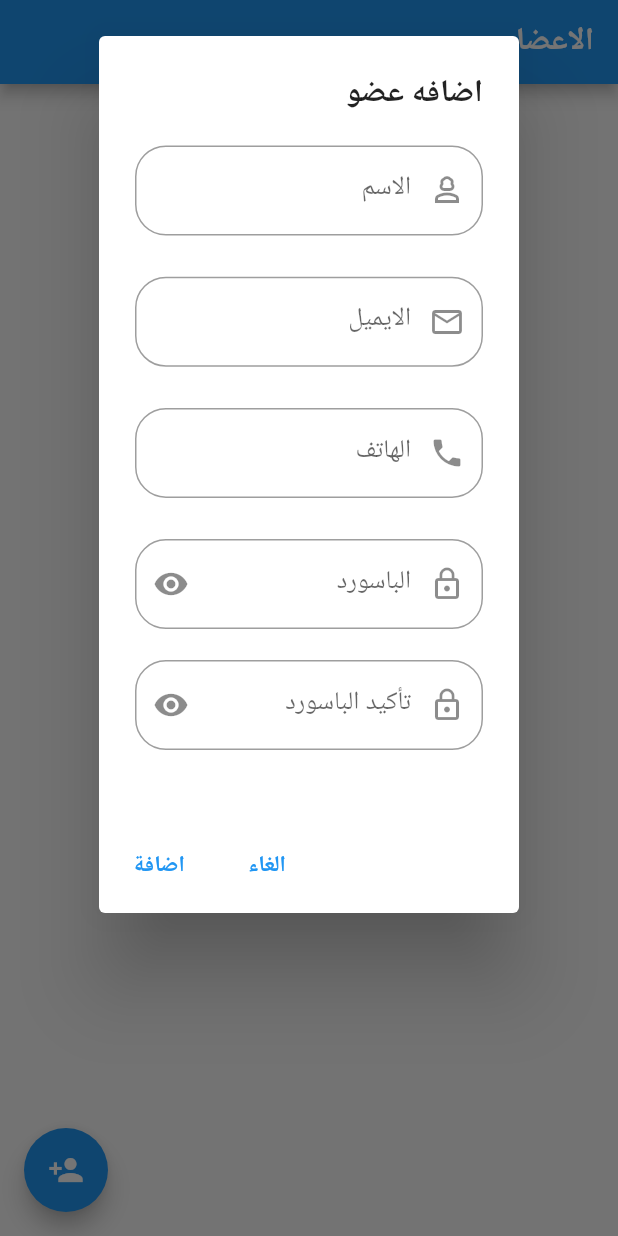
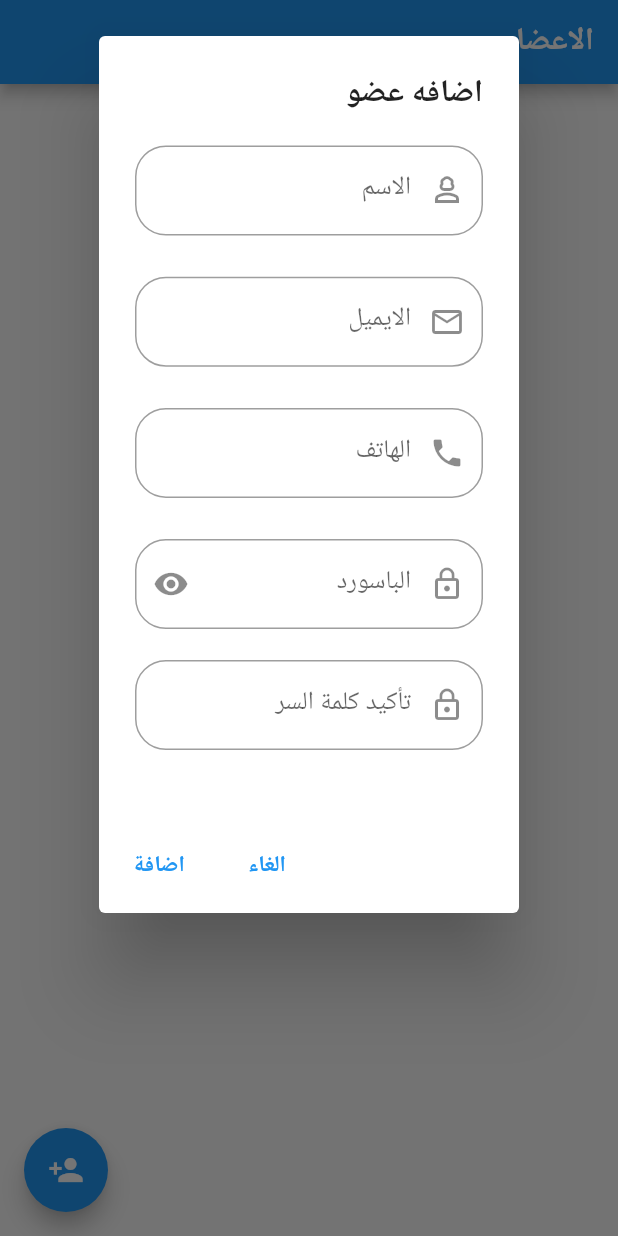
Before and after one commit to Takwed/albaraka-management-, a Flutter app: the StaffScreen screen opened directly, after a tap on the "person add" icon, on a phone screen of 412 x 824 dp. Run offline on Flutter 3.47's test engine with Material 2 defaults, Android fonts, the light colour scheme and no system bars; our stand-ins replace bloc, cloud_firestore, contained_tab_bar_view, dartz, equatable, firebase_auth and 9 more; missing offline and left inert: clipboard, date_time, firebase_auth_platform_interface, firebase_core_platform_interface; accounts and stored records are empty; project files that could hold a hidden picture were left out.

Commit message:
handle_Icon_pass

```diff
--- a/lib/src/modules/staff/presentation_layer/bloc/staff_bloc.dart
+++ b/lib/src/modules/staff/presentation_layer/bloc/staff_bloc.dart
@@ -25,18 +25,10 @@ class StaffBloc extends Bloc<StaffEvent, StaffState> {
   bool currentVisibility = false;
   IconData currentSuffix = Icons.visibility;
   TextInputType type = TextInputType.visiblePassword;
-  bool confirmCurrentVisibility = false;
-  IconData confirmCurrentSuffix = Icons.visibility;
-  TextInputType confirmType = TextInputType.visiblePassword;
   void changeVisibilityVoid() {
     currentVisibility = !currentVisibility;
     currentSuffix = !currentVisibility ? Icons.visibility : Icons.visibility_off;
     type = !currentVisibility ? TextInputType.text : TextInputType.visiblePassword;
-  }
-  void confirmChangeVisibilityVoid() {
-    confirmCurrentVisibility = !confirmCurrentVisibility;
-    confirmCurrentSuffix = !confirmCurrentVisibility ? Icons.visibility : Icons.visibility_off;
-    confirmType = !confirmCurrentVisibility ? TextInputType.text : TextInputType.visiblePassword;
   }
   StaffBloc(StaffInitial staffInitial) : super(StaffInitial()) {
     on<StaffEvent>((event, emit) async{
@@ -49,10 +41,6 @@ class StaffBloc extends Bloc<StaffEvent, StaffState> {
         changeVisibilityVoid();
         emit(ChangeVisibilityStaffState(isVisible: currentVisibility));
       }
-      else if (event is ConfirmChangeVisibilityEvent) {
-        confirmChangeVisibilityVoid();
-        emit(ConfirmChangeVisibilityStaffState(isVisible: confirmCurrentVisibility));
-      }
       else if (event is AddMemberEvent) {
         final result = await addMemberWithEmailAndPassUseCase(sl()).excute(
             email: event.email, password: event.password, name: event.name, phone: event.phone);
@@ -60,7 +48,7 @@ class StaffBloc extends Bloc<StaffEvent, StaffState> {
         result.fold((l) {
           errorToast(msg: l.message!);
         }, (r)  {
-          defaultToast(msg: "Account Created Successfully");
+          defaultToast(msg: "تم إنشاء حساب بنجاح");
           emit(AddMemberSuccessfulStaffState());
         });
       }
@@ -69,7 +57,7 @@ class StaffBloc extends Bloc<StaffEvent, StaffState> {
        result.fold((l){
          errorToast(msg: l.message!);
        } , (r) {
-         defaultToast(msg: "Account Deleted Successfully");
+         defaultToast(msg: "تم حذف ${event.name} بنجاح ");
          emit(DeleteMemberState(email: event.email,password: event.email));
        });
       }
--- a/lib/src/modules/staff/presentation_layer/bloc/staff_event.dart
+++ b/lib/src/modules/staff/presentation_layer/bloc/staff_event.dart
@@ -17,12 +17,6 @@ class ChangeVisibilityEvent extends StaffEvent {
   @override
   List<Object?> get props => [];
 }
-class ConfirmChangeVisibilityEvent extends StaffEvent {
-  const ConfirmChangeVisibilityEvent();
-  @override
-  List<Object?> get props => [];
-}
-
 class GetAllStaffEvent extends StaffEvent {
 
   const GetAllStaffEvent();
@@ -44,9 +38,10 @@ class AddMemberEvent extends StaffEvent {
 
 class DeleteMemberEvent extends StaffEvent {
   final String email;
+  final String name;
   final String password;
 
-  const DeleteMemberEvent({required this.email,required this.password});
+  const DeleteMemberEvent({required this.email,required this.password,required this.name});
   @override
-  List<Object?> get props => [email,password];
+  List<Object?> get props => [email,password,name];
 }
--- a/lib/src/modules/staff/presentation_layer/bloc/staff_state.dart
+++ b/lib/src/modules/staff/presentation_layer/bloc/staff_state.dart
@@ -41,14 +41,7 @@ class ChangeVisibilityStaffState extends StaffState {
   @override
   List<Object> get props => [isVisible];
 }
-class ConfirmChangeVisibilityStaffState extends StaffState {
-  final bool isVisible;
 
-  const ConfirmChangeVisibilityStaffState({required this.isVisible});
-
-  @override
-  List<Object> get props => [isVisible];
-}
 class GetAllStaffSuccessfulState extends StaffState {
   List<MemberModel> staffModel;
 
--- a/lib/src/modules/staff/presentation_layer/components/components.dart
+++ b/lib/src/modules/staff/presentation_layer/components/components.dart
@@ -9,10 +9,11 @@ Widget ItemStaffGrid(MemberModel item, BuildContext context, int index) {
   var emailController = TextEditingController();
   var passwordController = TextEditingController();
   var formKey = GlobalKey<FormState>();
+  String name = "";
   emailController.text = bloc.members[index].email;
+  name = bloc.members[index].name;
   return BlocBuilder<StaffBloc, StaffState>(
     builder: (context, state) {
-      bool isVisible = bloc.currentVisibility;
       return InkWell(
         onLongPress: () {
           showDialog(
@@ -84,7 +85,7 @@ Widget ItemStaffGrid(MemberModel item, BuildContext context, int index) {
                 TextButton(
                   onPressed: () {
                     if (formKey.currentState!.validate()) {
-                      bloc.add(DeleteMemberEvent(email: emailController.text,password: passwordController.text));
+                      bloc.add(DeleteMemberEvent(name: name, email: emailController.text,password: passwordController.text));
                       bloc.add(const GetAllStaffEvent());
                       passwordController.clear();
                       Navigator.pop(context);
--- a/lib/src/modules/staff/presentation_layer/screens/staff_screen.dart
+++ b/lib/src/modules/staff/presentation_layer/screens/staff_screen.dart
@@ -21,7 +21,7 @@ class StaffScreen extends StatelessWidget {
     var formKey = GlobalKey<FormState>();
     return BlocBuilder<StaffBloc, StaffState>(
       builder: (context, state) {
-       if(i == 0) {
+        if (i == 0) {
           bloc.add(const GetAllStaffEvent());
         }
         i = 1;
@@ -29,7 +29,8 @@ class StaffScreen extends StatelessWidget {
           appBar: AppBar(
             title: const Text("الاعضاء"),
           ),
-          floatingActionButton: FloatingActionButton(onPressed: (){
+          floatingActionButton: FloatingActionButton(
+              onPressed: () {
                 showDialog(
                   context: context,
                   builder: (BuildContext context) =>
@@ -54,8 +55,10 @@ class StaffScreen extends StatelessWidget {
                                   },
                                   decoration: InputDecoration(
                                       border: OutlineInputBorder(
-                                  borderRadius: BorderRadius.circular(15.sp)),
-                              prefixIcon:  const Icon(Icons.person_3_outlined),
+                                          borderRadius:
+                                              BorderRadius.circular(15.sp)),
+                                      prefixIcon:
+                                          const Icon(Icons.person_3_outlined),
                                       labelText: 'الاسم'),
                                 ),
                                 SizedBox(
@@ -72,8 +75,10 @@ class StaffScreen extends StatelessWidget {
                                   },
                                   decoration: InputDecoration(
                                       border: OutlineInputBorder(
-                                  borderRadius: BorderRadius.circular(15.sp)),
-                              prefixIcon:  const Icon(Icons.email_outlined),
+                                          borderRadius:
+                                              BorderRadius.circular(15.sp)),
+                                      prefixIcon:
+                                          const Icon(Icons.email_outlined),
                                       labelText: 'الايميل'),
                                 ),
                                 SizedBox(
@@ -90,8 +95,9 @@ class StaffScreen extends StatelessWidget {
                                   },
                                   decoration: InputDecoration(
                                       border: OutlineInputBorder(
-                                  borderRadius: BorderRadius.circular(15.sp)),
-                              prefixIcon:  const Icon(Icons.phone),
+                                          borderRadius:
+                                              BorderRadius.circular(15.sp)),
+                                      prefixIcon: const Icon(Icons.phone),
                                       labelText: 'الهاتف'),
                                 ),
                                 SizedBox(
@@ -101,20 +107,21 @@ class StaffScreen extends StatelessWidget {
                                   controller: passwordController,
                                   keyboardType: bloc.type,
                                   obscureText: bloc.currentVisibility,
-                          decoration: InputDecoration (
+                                  decoration: InputDecoration(
                                       border: OutlineInputBorder(
-                                  borderRadius: BorderRadius.circular(15.sp)),
-                              prefixIcon:  const Icon(Icons.lock_outline),
+                                          borderRadius:
+                                              BorderRadius.circular(15.sp)),
+                                      prefixIcon:
+                                          const Icon(Icons.lock_outline),
                                       suffixIcon: IconButton(
                                           onPressed: () {
-                                     bloc.add(const ChangeVisibilityEvent()) ;
+                                            bloc.add(
+                                                const ChangeVisibilityEvent());
                                           },
-                                  icon: Icon(bloc.currentSuffix)
-                              ),
+                                          icon: Icon(bloc.currentSuffix)),
                                       labelText: 'الباسورد'),
                                   validator: (value) {
-                            if (value!.isEmpty)
-                            {
+                                    if (value!.isEmpty) {
                                       return 'من فضلك اكتب الباسورد';
                                     }
                                     return null;
@@ -125,22 +132,18 @@ class StaffScreen extends StatelessWidget {
                                 ),
                                 TextFormField(
                                   controller: confirmPasswordController,
-                          keyboardType: bloc.confirmType,
-                          obscureText: bloc.confirmCurrentVisibility,
                                   decoration: InputDecoration(
                                       border: OutlineInputBorder(
-                                  borderRadius: BorderRadius.circular(15.sp)),
-                              prefixIcon:  const Icon(Icons.lock_outline),
-                              suffixIcon: IconButton(
-                                  onPressed: () {
-                                    bloc.add(const ConfirmChangeVisibilityEvent());
-                                  },
-                                  icon: Icon(bloc.confirmCurrentSuffix)
-                              ),
-                              labelText: 'تأكيد الباسورد'),
+                                          borderRadius:
+                                              BorderRadius.circular(15.sp)),
+                                      prefixIcon:
+                                          const Icon(Icons.lock_outline),
+                                      labelText: 'تأكيد كلمة السر'),
                                   validator: (value) {
-                            if (value!.isEmpty || passwordController != confirmPasswordController) {
-                              return 'من فضلك تأكد من كتابة الباسورد تاني';
+                                    if (value!.isEmpty ||
+                                        passwordController.text !=
+                                            confirmPasswordController.text) {
+                                      return 'من فضلك تأكد من كتابة كلمة السر تاني';
                                     }
                                     return null;
                                   },
@@ -152,7 +155,7 @@ class StaffScreen extends StatelessWidget {
                             ),
                             actions: [
                               TextButton(
-                        onPressed: (){
+                                onPressed: () {
                                   Navigator.pop(context);
                                   emailController.clear();
                                   confirmPasswordController.clear();
@@ -190,8 +193,8 @@ class StaffScreen extends StatelessWidget {
                 );
               },
               child: const Icon(Icons.person_add)),
-          body: state is! GetAllLoadingStaffState ?
-          SingleChildScrollView(
+          body: state is! GetAllLoadingStaffState
+              ? SingleChildScrollView(
                   child: Padding(
                     padding: const EdgeInsets.all(20.0),
                     child: Column(
@@ -202,13 +205,15 @@ class StaffScreen extends StatelessWidget {
                           crossAxisCount: 2,
                           crossAxisSpacing: 4.0,
                           children: List.generate(bloc.members.length, (index) {
-                      return ItemStaffGrid(bloc.members[index], context,index);
+                            return ItemStaffGrid(
+                                bloc.members[index], context, index);
                           }),
                         ),
                       ],
                     ),
                   ),
-          ) : const Center(child: CircularProgressIndicator()),
+                )
+              : const Center(child: CircularProgressIndicator()),
         );
       },
     );
```
Lines whose indentation alone changed are shown as unchanged.
